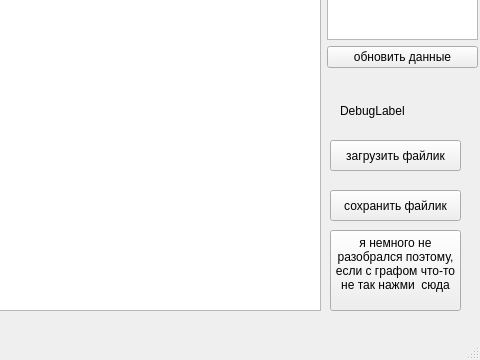
The window that projectx/mainwindow.ui (vl404-not-found/cpp_psu) describes before a commit, drawn with Qt 5; both pictures show x 320 to 800 and y 440 to 800 of the 800 by 800 pixel window.
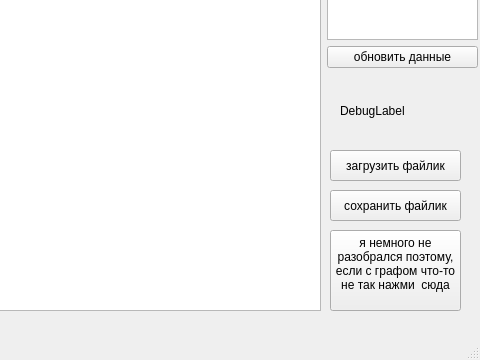
The same window after the commit. Icons and pictures are not drawn.

The edit to the form file:
```diff
--- a/projectx/mainwindow.ui
+++ b/projectx/mainwindow.ui
@@ -146,7 +146,7 @@
     <property name="geometry">
      <rect>
       <x>650</x>
-      <y>580</y>
+      <y>590</y>
       <width>131</width>
       <height>31</height>
      </rect>
```
